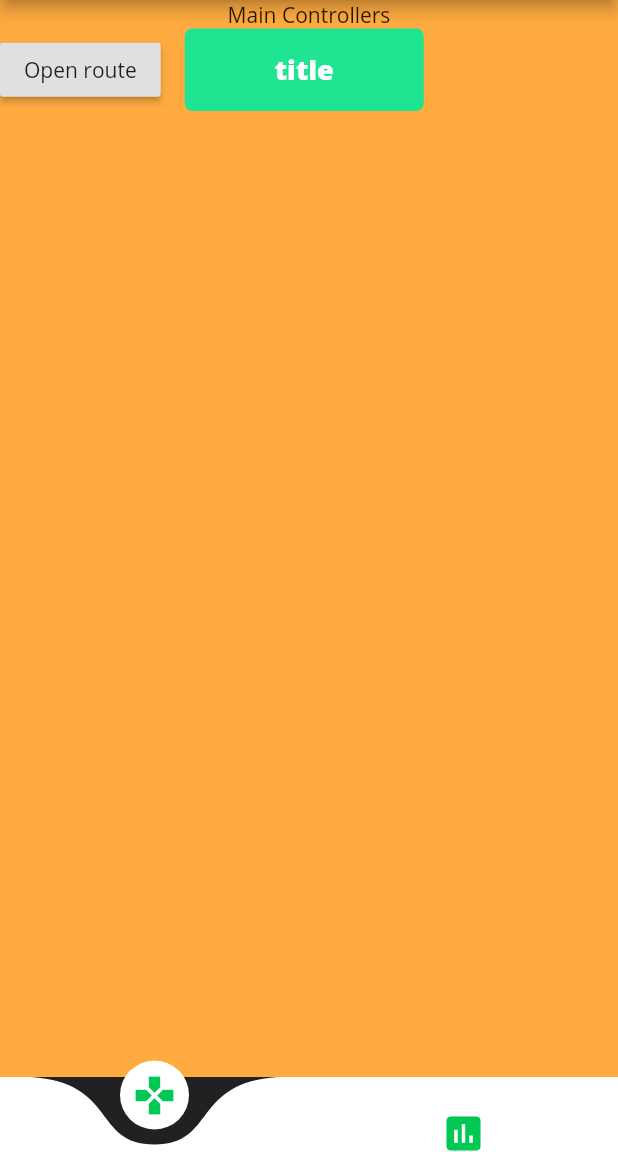
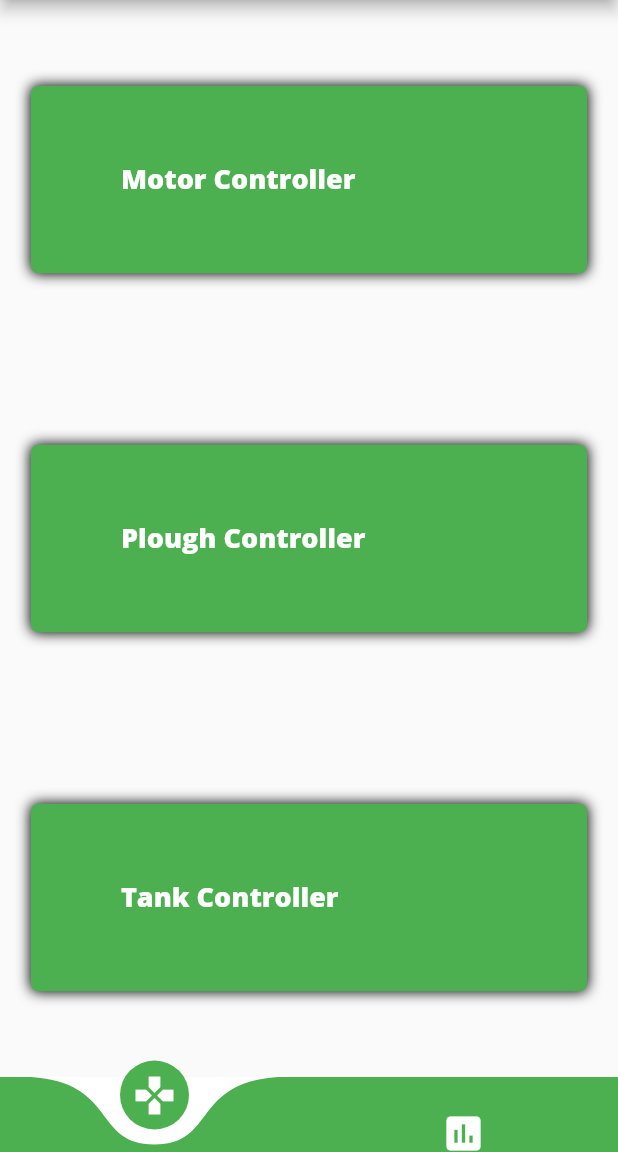
Before and after one commit to Youngermaster/Agro-Controller-App, a Flutter app: the screen it shows after launch, on a phone screen of 412 x 824 dp, the part 84-1236 px from its top. Run offline on Flutter 3.47's test engine with Material 2 defaults, Android fonts, the phone set to English and light mode, and no system bars; drawn by our look-alikes of curved_navigation_bar; our stand-ins replace charts_flutter.

Commit message:
Section cards added

```diff
--- a/lib/main.dart
+++ b/lib/main.dart
@@ -1,4 +1,5 @@
 import 'package:agro_controller_app/views/home/home_view.dart';
+import 'package:agro_controller_app/widgets/appWidth/appWidth.dart';
 import 'package:flutter/material.dart';
 
 void main() {
@@ -8,6 +9,7 @@ void main() {
 class MyApp extends StatelessWidget {
   @override
   Widget build(BuildContext context) {
+    AppWidth.width = 21;
     return MaterialApp(
       theme: ThemeData(
         primarySwatch: Colors.green,
--- a/lib/views/controllers/controllers_view.dart
+++ b/lib/views/controllers/controllers_view.dart
@@ -1,4 +1,8 @@
 import 'package:agro_controller_app/views/motor/motor_view.dart';
+import 'package:agro_controller_app/views/plough/plough_view.dart';
+import 'package:agro_controller_app/views/tank/tank_view.dart';
+import 'package:agro_controller_app/widgets/appWidth/appWidth.dart';
+import 'package:agro_controller_app/widgets/cardSection/card_section.dart';
 import 'package:flutter/material.dart';
 
 class ControllerView extends StatelessWidget {
@@ -6,45 +10,11 @@ class ControllerView extends StatelessWidget {
   Widget build(BuildContext context) {
     return Container(
       child: Column(
-        mainAxisAlignment: MainAxisAlignment.spaceBetween,
+        mainAxisAlignment: MainAxisAlignment.spaceAround,
         children: [
-          Column(
-            mainAxisAlignment: MainAxisAlignment.spaceBetween,
-            children: [
-              Text('Main Controllers'),
-              Row(
-                children: [
-                  RaisedButton(
-                    child: Text('Open route'),
-                    onPressed: () {
-                      Navigator.push(
-                        context,
-                        MaterialPageRoute(builder: (context) => MotorView()),
-                      );
-                    },
-                  ),
-                  FlatButton(
-                    onPressed: () => print("Stuff"),
-                    child: Container(
-                      padding: const EdgeInsets.symmetric(
-                          horizontal: 60, vertical: 15),
-                      child: Text(
-                        'title',
-                        style: TextStyle(
-                          fontSize: 18,
-                          fontWeight: FontWeight.w800,
-                          color: Colors.white,
-                        ),
-                      ),
-                      decoration: BoxDecoration(
-                          color: Color.fromARGB(255, 31, 229, 146),
-                          borderRadius: BorderRadius.circular(5)),
-                    ),
-                  ),
-                ],
-              )
-            ],
-          )
+          CardSection(MotorView(), 'Motor Controller'),
+          CardSection(PloughView(), 'Plough Controller'),
+          CardSection(TankView(), 'Tank Controller'),
         ],
       ),
     );
--- a/lib/views/home/home_view.dart
+++ b/lib/views/home/home_view.dart
@@ -48,19 +48,20 @@ class _HomeViewState extends State<HomeView> {
               Icon(
                 Icons.gamepad,
                 size: 30,
-                color: Colors.greenAccent[700],
+                color: Colors.white,
               ),
               Icon(
                 Icons.poll,
                 size: 30,
-                color: Colors.greenAccent[700],
+                color: Colors.white,
               ),
             ],
-            color: Colors.white,
-            buttonBackgroundColor: Colors.white,
-            backgroundColor: Colors.grey[900],
+            color: Colors.green,
+            buttonBackgroundColor: Colors.green,
+            backgroundColor: Colors.white,
             animationCurve: Curves.easeInOut,
             animationDuration: Duration(milliseconds: 350),
+
             onTap: (index) {
               setState(() {
                 _showPage = _pageChooser(index);
@@ -68,7 +69,6 @@ class _HomeViewState extends State<HomeView> {
             },
           ),
           body: Container(
-            color: Colors.orangeAccent,
             child: Center(
               child: _showPage,
             ),
--- a/lib/views/plough/plough_view.dart
+++ b/lib/views/plough/plough_view.dart
@@ -5,6 +5,10 @@ class PloughView extends StatelessWidget {
   Widget build(BuildContext context) {
     return Container(
       child: Scaffold(
+         appBar: AppBar(
+          title: Text('Plough Controller'),
+          centerTitle: true,
+        ),
         body: Center(
           child: Text(
             'Plough View',
--- a/lib/views/tank/tank_view.dart
+++ b/lib/views/tank/tank_view.dart
@@ -5,6 +5,10 @@ class TankView extends StatelessWidget {
   Widget build(BuildContext context) {
     return Container(
       child: Scaffold(
+         appBar: AppBar(
+          title: Text('Hay Tank Controller'),
+          centerTitle: true,
+        ),
         body: Center(
           child: Text(
             'Tank View',
--- /dev/null
+++ b/lib/widgets/appWidth/appWidth.dart
@@ -0,0 +1,3 @@
+class AppWidth {
+  static double width;
+}
--- /dev/null
+++ b/lib/widgets/cardSection/card_section.dart
@@ -0,0 +1,39 @@
+import 'package:flutter/material.dart';
+
+class CardSection extends StatelessWidget {
+  Widget newRoute;
+  String title;
+  CardSection(this.newRoute, this.title);
+  @override
+  Widget build(BuildContext context) {
+    return FlatButton(
+      onPressed: () {
+        Navigator.push(
+          context,
+          MaterialPageRoute(builder: (context) => newRoute),
+        );
+      },
+      child: Container(
+        width: MediaQuery.of(context).size.width * 0.9,
+        padding: const EdgeInsets.symmetric(
+          horizontal: 60,
+          vertical: 50,
+        ),
+        child: Text(
+          title,
+          style: TextStyle(
+            fontSize: 18,
+            fontWeight: FontWeight.w800,
+            color: Colors.white,
+          ),
+        ),
+        decoration: BoxDecoration(
+          // color: Color.fromARGB(255, 31, 229, 146),
+          color: Colors.green,
+          borderRadius: BorderRadius.circular(5),
+          boxShadow: [BoxShadow(blurRadius: 7.0, color: Colors.black)],
+        ),
+      ),
+    );
+  }
+}
--- a/pubspec.yaml
+++ b/pubspec.yaml
@@ -14,6 +14,7 @@ dependencies:
 
   cupertino_icons: ^0.1.3
   curved_navigation_bar: ^0.3.2
+  charts_flutter: ^0.9.0
 
 
 dev_dependencies:
```
Also changed, not shown: lib/views/stats/stats_view.dart (+14 -2 lines), lib/widgets/simpleChart/simple_chart.dart (added, +84 -0 lines), pubspec.lock.
